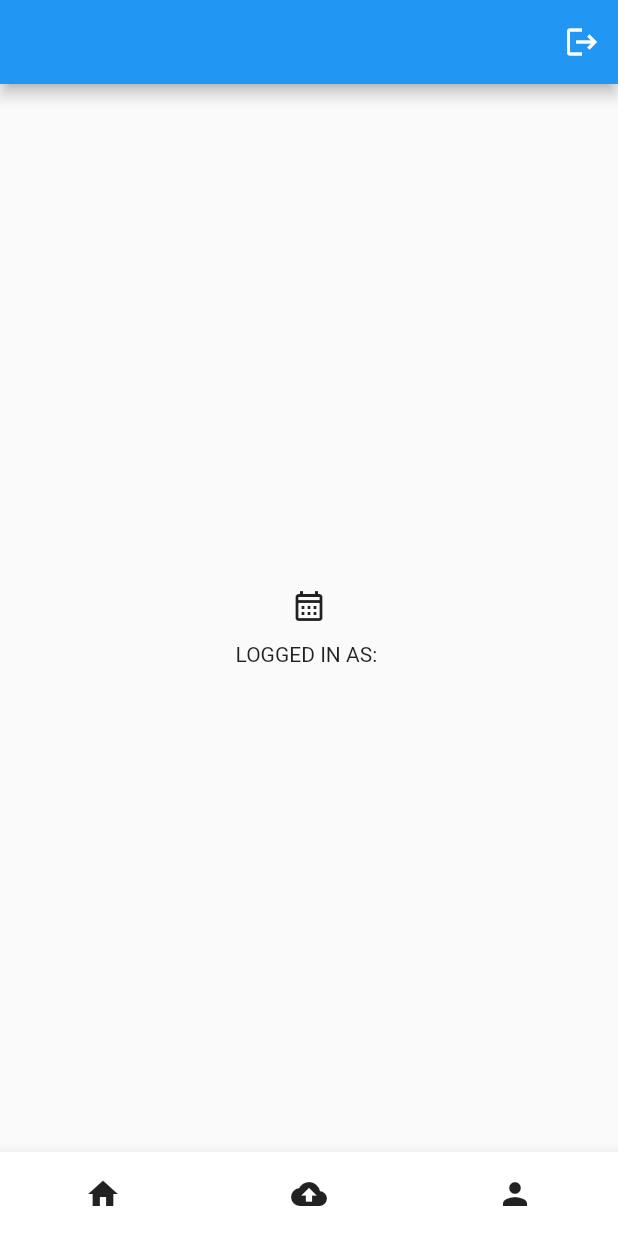
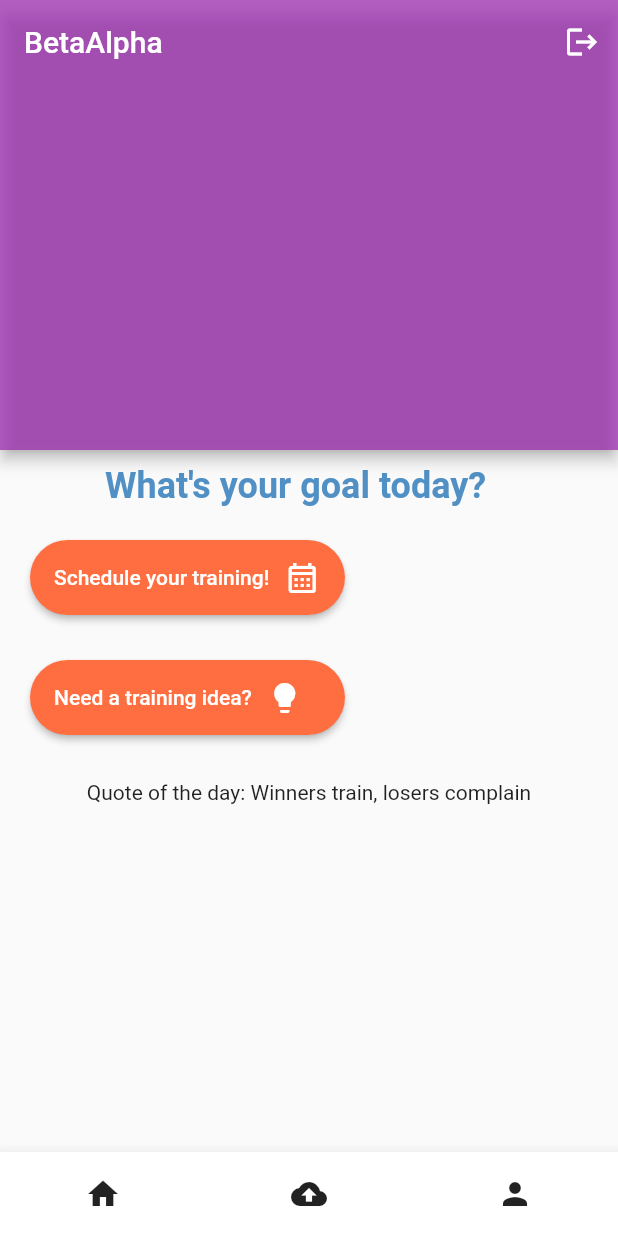
Before and after one commit to timothysashimi/BetaAlpha, a Flutter app: the screen it shows once a user with an empty profile is signed in, on a phone screen of 412 x 824 dp. Run offline on Flutter 3.47's test engine with Material 2 defaults, Android fonts, the light colour scheme and no system bars; our stand-ins replace camera, chewie, cloud_firestore, firebase_auth, firebase_core, firebase_messaging and 7 more; missing offline and left inert: google_mlkit_commons, google_mlkit_pose_detection, video_thumbnail; accounts and stored records are empty.

Commit message:
Working on training program

```diff
--- a/Flutter/lib/pages/home_page.dart
+++ b/Flutter/lib/pages/home_page.dart
@@ -1,9 +1,12 @@
 import 'package:flutter/material.dart';
 import 'package:firebase_auth/firebase_auth.dart';
+import 'package:orbital_app/pages/training_prog/training_screen.dart';
 import 'package:orbital_app/pages/upload_video/gallery.dart';
 import 'package:orbital_app/pages/upload_video/upload_video_page.dart';
 import 'package:orbital_app/pages/profile/profile_page.dart';
 import 'package:orbital_app/pages/calendar.dart';
+import 'package:orbital_app/pages/home_page_widgets/line_chart_widget.dart';
+import 'package:orbital_app/pages/training_prog/training_screen.dart';
 
 class HomePage extends StatelessWidget {
   HomePage({super.key});
@@ -18,21 +21,106 @@ class HomePage extends StatelessWidget {
   @override //Abstract Method
   Widget build(context) {
     return Scaffold(
-      appBar: AppBar(actions: [
+
+      appBar: PreferredSize(
+        preferredSize: const Size.fromHeight(300.0),
+        child: AppBar(
+        backgroundColor: const Color.fromARGB(185, 155, 39, 176),
+
+        title: const Text("BetaAlpha"),
+        //flexibleSpace: FlexibleSpaceBar(background: Icon()),
+        actions: [
         IconButton(onPressed: signUserOut, icon: const Icon(Icons.logout))
-      ]),
-      body: Center(
+      ])),
+
+
+      body: SingleChildScrollView(
+
         child: Column(mainAxisSize: MainAxisSize.min, children: [
-          IconButton(
-            icon: const Icon(Icons.calendar_month_outlined),
-            onPressed: () {
-              // Navigate to home page
-              Navigator.push(
-                  context, MaterialPageRoute(builder: (_) => CalendarScreen()));
-            },
+          //LineChartWidget(),
+          const SizedBox(height: 10),
+
+
+            Row(
+              children: [
+                SizedBox(width: 70),
+                SizedBox(
+                  height: 30,
+                  child: Text("What's your goal today?",
+                      style:(TextStyle(
+                        color: Color.fromARGB(255, 81, 144, 196),
+                        fontSize: 24,
+                        fontWeight: FontWeight.bold
+                      ))),
+                ),
+              ],
+            )
+          ,
+          const SizedBox(height: 20),
+          Row(
+            children: [
+              const SizedBox(width: 20),
+              SizedBox(
+                height: 50,
+                width: 210,
+                child: ElevatedButton(
+
+                  style: ElevatedButton.styleFrom(
+                    shape:RoundedRectangleBorder(
+                        borderRadius: BorderRadius.circular(30.0),
+                      ),
+                    backgroundColor: Colors.deepOrangeAccent
+                  ),
+                  child: Row(
+                    children: [
+                      const Text("Schedule your training!"),
+                      SizedBox(width:10),
+                      Icon(Icons.calendar_month_outlined)
+                    ],
+                  ),
+                  onPressed: () {
+                    // Navigate to home page
+                    Navigator.push(
+                        context, MaterialPageRoute(builder: (_) => CalendarScreen()));
+                  },
+                ),
+              ),
+            ],
           ),
-          Text(
-            "LOGGED IN AS: ${user.email!}",
+          const SizedBox(height: 30),
+          Row(
+            children: [
+              const SizedBox(width: 20),
+              SizedBox(
+                height: 50,
+                width: 210,
+                child: ElevatedButton(
+
+                  style: ElevatedButton.styleFrom(
+                    shape:RoundedRectangleBorder(
+                        borderRadius: BorderRadius.circular(30.0),
+                      ),
+                    backgroundColor: Colors.deepOrangeAccent
+                  ),
+                  child: Row(
+                    children: [
+                      const Text("Need a training idea?"),
+                      SizedBox(width:10),
+                      Icon(Icons.lightbulb)
+                    ],
+                  ),
+                  onPressed: () {
+                    Navigator.push(
+                        context, MaterialPageRoute(builder: (_) => TrainingScreen()));
+                  },
+                ),
+              ),
+            ],
+          ),
+          const SizedBox(height: 30),
+          const Text(
+
+            "Quote of the day: Winners train, losers complain",
           )
         ]),
       ),
@@ -72,4 +160,5 @@ class HomePage extends StatelessWidget {
       ),
     );
   }
+
 }
```
Also changed, not shown: Flutter/lib/pages/home_page_widgets/line_chart_widget.dart (added, +33 -0 lines), Flutter/lib/pages/home_page_widgets/line_titles.dart (added, +57 -0 lines), Flutter/lib/pages/training_prog/training_screen.dart (added, +80 -0 lines), Flutter/pubspec.yaml (+16 -15 lines), Flutter/pubspec.lock.
